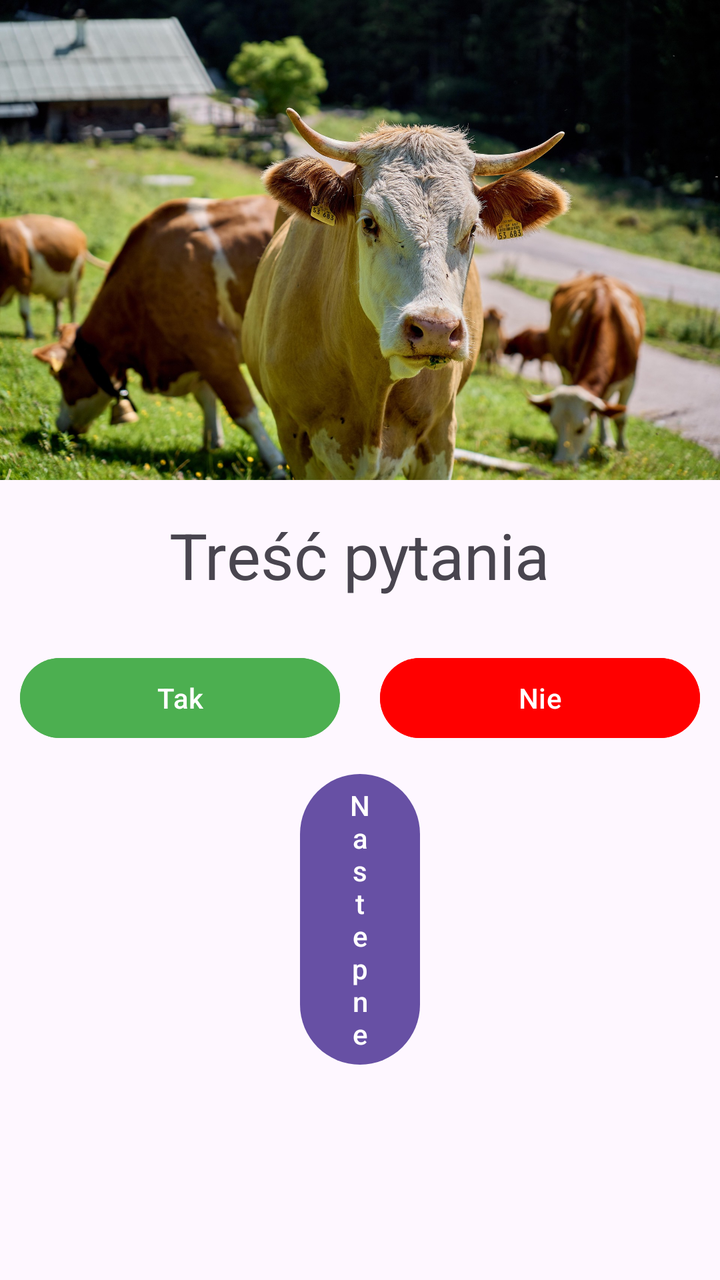
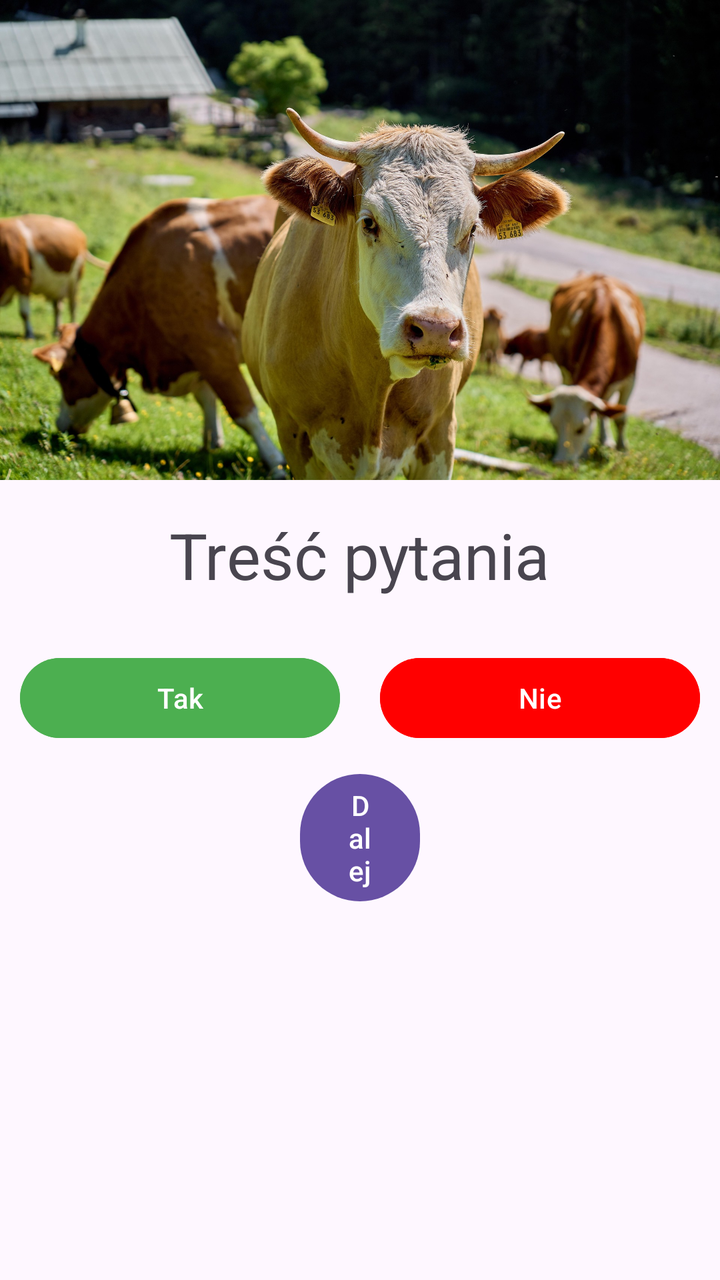

An Android layout rendered at two revisions. The XML below is the earlier revision; the diff shows what the commit changed to produce the second picture.
<!-- AndroidManifest.xml: application theme Theme.JakisQuiz3pt2gr -->
<!-- res/layout/activity_main.xml -->
<?xml version="1.0" encoding="utf-8"?>
<LinearLayout xmlns:android="http://schemas.android.com/apk/res/android"
    xmlns:app="http://schemas.android.com/apk/res-auto"
    xmlns:tools="http://schemas.android.com/tools"
    android:id="@+id/main"
    android:layout_width="match_parent"
    android:layout_height="match_parent"
    android:orientation="vertical"
    android:gravity="center"
    tools:context=".MainActivity">

    <ImageView
        android:id="@+id/imageView2"
        android:layout_width="match_parent"
        android:layout_height="wrap_content"
        android:adjustViewBounds="true"
        app:srcCompat="@drawable/krowa" />

    <TextView
        android:id="@+id/textViewPytanie"
        android:layout_width="wrap_content"
        android:layout_height="wrap_content"
        android:textSize="32sp"
        android:padding="16dp"
        android:text="Treść pytania" />

    <LinearLayout
        android:layout_width="match_parent"
        android:layout_height="wrap_content"
        android:orientation="horizontal">

        <Button
            android:id="@+id/button5"
            android:layout_width="wrap_content"
            android:layout_height="wrap_content"
            android:layout_weight="1"
            android:backgroundTint="#4CAF50"
            android:layout_margin="10dp"
            android:text="Tak" />

        <Button
            android:id="@+id/button6"
            android:layout_width="wrap_content"
            android:layout_height="wrap_content"
            android:layout_weight="1"
            android:layout_margin="10dp"
            android:backgroundTint="#FF0000"
            android:text="Nie" />

    </LinearLayout>

    <LinearLayout
        android:layout_width="match_parent"
        android:layout_height="match_parent"
        android:orientation="vertical">

        <Button
            android:id="@+id/button8"
            android:layout_width="match_parent"
            android:layout_height="wrap_content"
            android:layout_marginHorizontal="150dp"
            android:text="Nastepne" />
    </LinearLayout>

</LinearLayout>
<!-- resources referenced by this layout -->
<resources>
  <!-- drawable krowa: jpg bitmap (drawable, 485397 bytes) -->
  <style name="Theme.JakisQuiz3pt2gr" parent="Base.Theme.JakisQuiz3pt2gr" />
  <style name="Base.Theme.JakisQuiz3pt2gr" parent="Theme.Material3.DayNight.NoActionBar">
          
          
      </style>
</resources>

<!-- the commit's change to res/layout/activity_main.xml (unified diff, before → after) -->
@@ -59,7 +59,7 @@
             android:layout_width="match_parent"
             android:layout_height="wrap_content"
             android:layout_marginHorizontal="150dp"
-            android:text="Nastepne" />
+            android:text="Dalej" />
     </LinearLayout>
 
 </LinearLayout>
